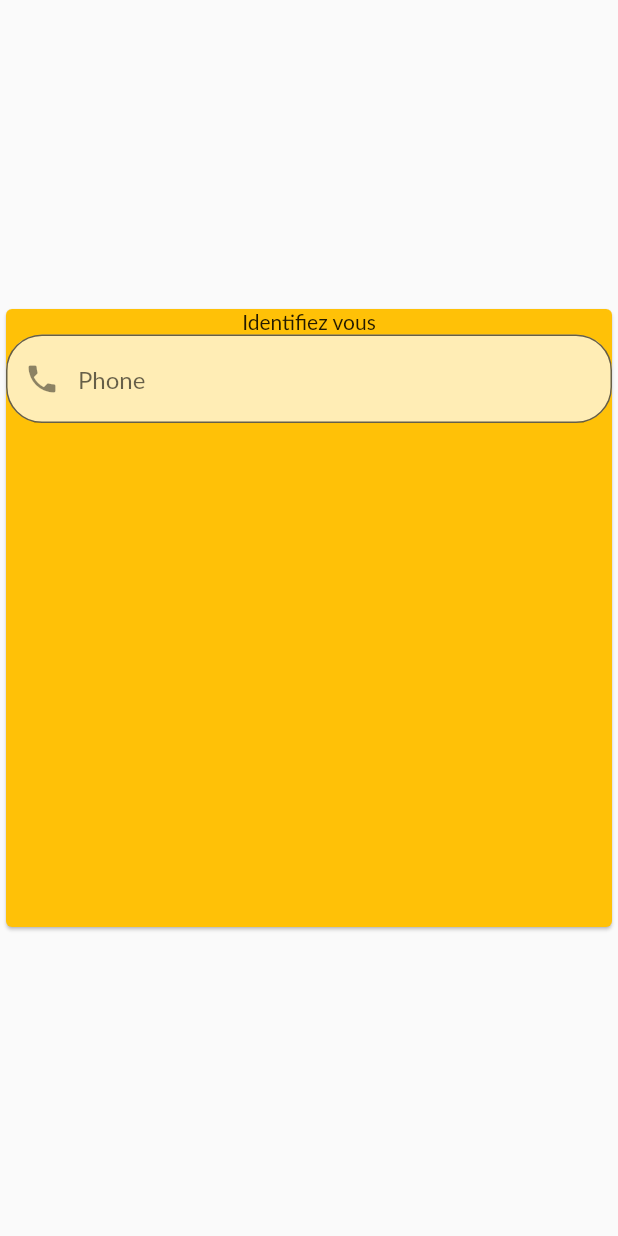
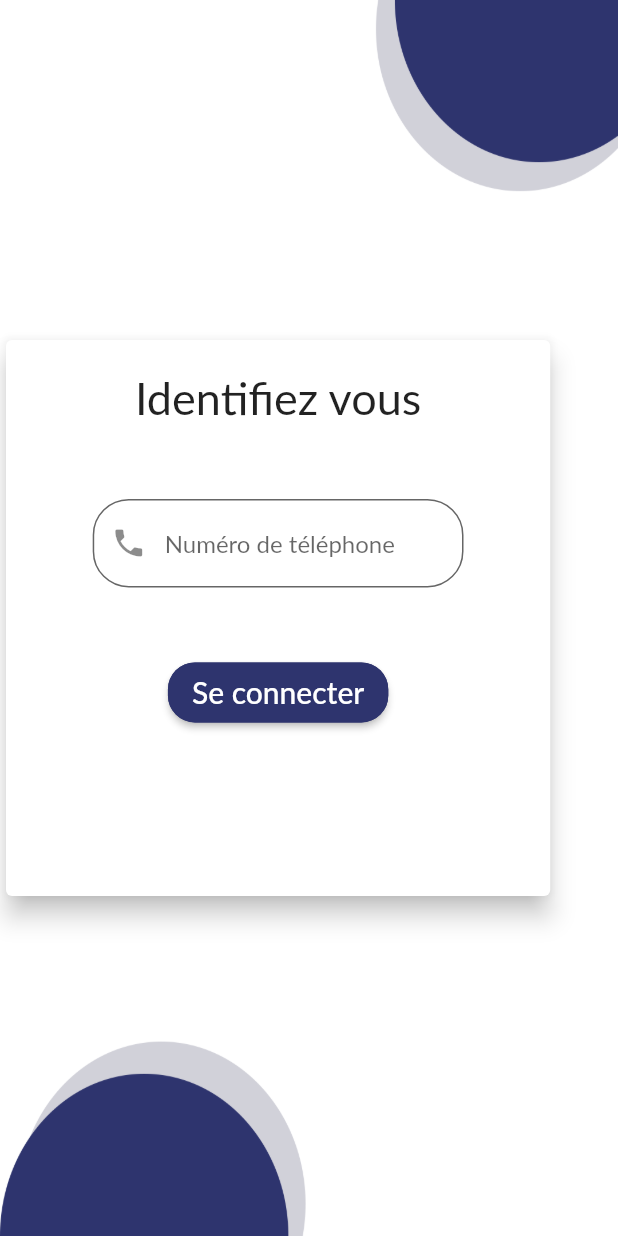
Before and after one commit to NML124/alexandrie, a Flutter app: the screen it shows after launch, on a phone screen of 412 x 824 dp. Run offline on Flutter 3.47's test engine with Material 2 defaults, Android fonts, the phone set to English and light mode, and no system bars; our stand-ins replace firebase_core; accounts and stored records are empty; Roboto replaces fonts that are missing (Lato).

Commit message:
Design authentification screen

```diff
--- a/lib/Screens/auth_screen.dart
+++ b/lib/Screens/auth_screen.dart
@@ -1,3 +1,4 @@
+import 'package:alexandrie/Constants/color_constants.dart';
 import 'package:flutter/material.dart';
 
 class AuthScreen extends StatelessWidget {
@@ -6,26 +7,79 @@ class AuthScreen extends StatelessWidget {
   @override
   Widget build(BuildContext context) {
     final deviceSize = MediaQuery.of(context).size;
-    return Scaffold(
+    return SafeArea(
+      top: true,
+      bottom: true,
+      child: Container(
+        decoration: BoxDecoration(
+          image: DecorationImage(
+            image: AssetImage("assets/images/background.png"),
+            fit: BoxFit.fill,
+          ),
+        ),
+        child: Scaffold(
+          backgroundColor: Colors.transparent,
           body: Center(
+            widthFactor: 1,
+            child: Container(
+              width: deviceSize.width * 0.9,
               child: Card(
-          color: Colors.amber,
+                elevation: 7,
                 child: Container(
-            height: MediaQuery.of(context).size.height / 2,
+                  height: deviceSize.height * 0.45,
                   child: Column(
                     children: [
-                Text("Identifiez vous"),
-                TextField(
+                      SizedBox(
+                        height: 20,
+                      ),
+                      Text(
+                        "Identifiez vous",
+                        textAlign: TextAlign.center,
+                        style: TextStyle(fontSize: 30),
+                      ),
+                      SizedBox(
+                        height: 50,
+                      ),
+                      Container(
+                        width: deviceSize.width * 0.6,
+                        child: TextField(
+                          keyboardType: TextInputType.number,
                           decoration: InputDecoration(
-                      hintText: "Phone",
+                              hintText: "Numéro de téléphone",
                               prefixIcon: Icon(Icons.phone),
                               filled: true,
                               fillColor: Colors.white70,
                               border: OutlineInputBorder(
-                        borderRadius: BorderRadius.all(Radius.circular(24.0)),
+                                borderRadius:
+                                    BorderRadius.all(Radius.circular(24.0)),
                               )),
-                )
+                        ),
+                      ),
+                      SizedBox(
+                        height: 50,
+                      ),
+                      Container(
+                        height: 40,
+                        child: ElevatedButton(
+                          child: Text(
+                            "Se connecter",
+                            style: TextStyle(fontSize: 20),
+                          ),
+                          onPressed: () => null,
+                          style: ButtonStyle(
+                              shape: MaterialStateProperty.all<
+                                      RoundedRectangleBorder>(
+                                  RoundedRectangleBorder(
+                                      borderRadius: BorderRadius.circular(18.0),
+                                      side: BorderSide(
+                                          color: ColorConstants
+                                              .primaryAppColor)))),
+                        ),
+                      ),
                     ],
+                  ),
+                ),
+              ),
             ),
           ),
         ),
--- a/pubspec.yaml
+++ b/pubspec.yaml
@@ -60,9 +60,8 @@ flutter:
   uses-material-design: true
 
   # To add assets to your application, add an assets section, like this:
-  # assets:
-  #   - images/a_dot_burr.jpeg
-  #   - images/a_dot_ham.jpeg
+  assets:
+    - assets/images/background.png
 
   # An image asset can refer to one or more resolution-specific "variants", see
   # https://flutter.dev/assets-and-images/#resolution-aware
```
Also changed, not shown: assets/images/background.png (added). Lines whose indentation alone changed are shown as unchanged.
